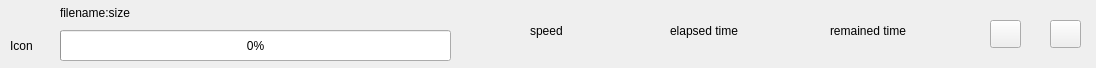
This is TaskItem.ui in zydxnyy/FileClient as Qt 5 draws it before an edit. The edited form follows.
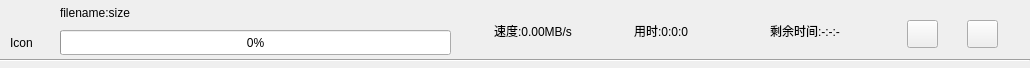
This is the edited form.

```diff
--- a/TaskItem.ui
+++ b/TaskItem.ui
@@ -6,7 +6,7 @@
    <rect>
     <x>0</x>
     <y>0</y>
-    <width>1096</width>
+    <width>1030</width>
     <height>68</height>
    </rect>
   </property>
@@ -19,7 +19,7 @@
      <x>60</x>
      <y>30</y>
      <width>391</width>
-     <height>31</height>
+     <height>25</height>
     </rect>
    </property>
    <property name="value">
@@ -47,8 +47,8 @@
     <rect>
      <x>10</x>
      <y>30</y>
-     <width>31</width>
-     <height>31</height>
+     <width>25</width>
+     <height>25</height>
     </rect>
    </property>
    <property name="text">
@@ -58,33 +58,33 @@
   <widget class="QLabel" name="elapsedTimelabel">
    <property name="geometry">
     <rect>
-     <x>670</x>
+     <x>634</x>
      <y>20</y>
      <width>121</width>
      <height>21</height>
     </rect>
    </property>
    <property name="text">
-    <string>elapsed time</string>
+    <string>用时:0:0:0</string>
    </property>
   </widget>
   <widget class="QLabel" name="remainTimeLabel">
    <property name="geometry">
     <rect>
-     <x>830</x>
+     <x>770</x>
      <y>20</y>
      <width>121</width>
      <height>21</height>
     </rect>
    </property>
    <property name="text">
-    <string>remained time</string>
+    <string>剩余时间:-:-:-</string>
    </property>
   </widget>
   <widget class="QPushButton" name="pauseBtn">
    <property name="geometry">
     <rect>
-     <x>990</x>
+     <x>907</x>
      <y>20</y>
      <width>31</width>
      <height>28</height>
@@ -97,7 +97,7 @@
   <widget class="QPushButton" name="stopBtn">
    <property name="geometry">
     <rect>
-     <x>1050</x>
+     <x>967</x>
      <y>20</y>
      <width>31</width>
      <height>28</height>
@@ -110,14 +110,27 @@
   <widget class="QLabel" name="speedLabel">
    <property name="geometry">
     <rect>
-     <x>530</x>
+     <x>494</x>
      <y>20</y>
      <width>141</width>
      <height>21</height>
     </rect>
    </property>
    <property name="text">
-    <string>speed</string>
+    <string>速度:0.00MB/s</string>
+   </property>
+  </widget>
+  <widget class="Line" name="line">
+   <property name="geometry">
+    <rect>
+     <x>0</x>
+     <y>50</y>
+     <width>1030</width>
+     <height>21</height>
+    </rect>
+   </property>
+   <property name="orientation">
+    <enum>Qt::Horizontal</enum>
    </property>
   </widget>
  </widget>
```
